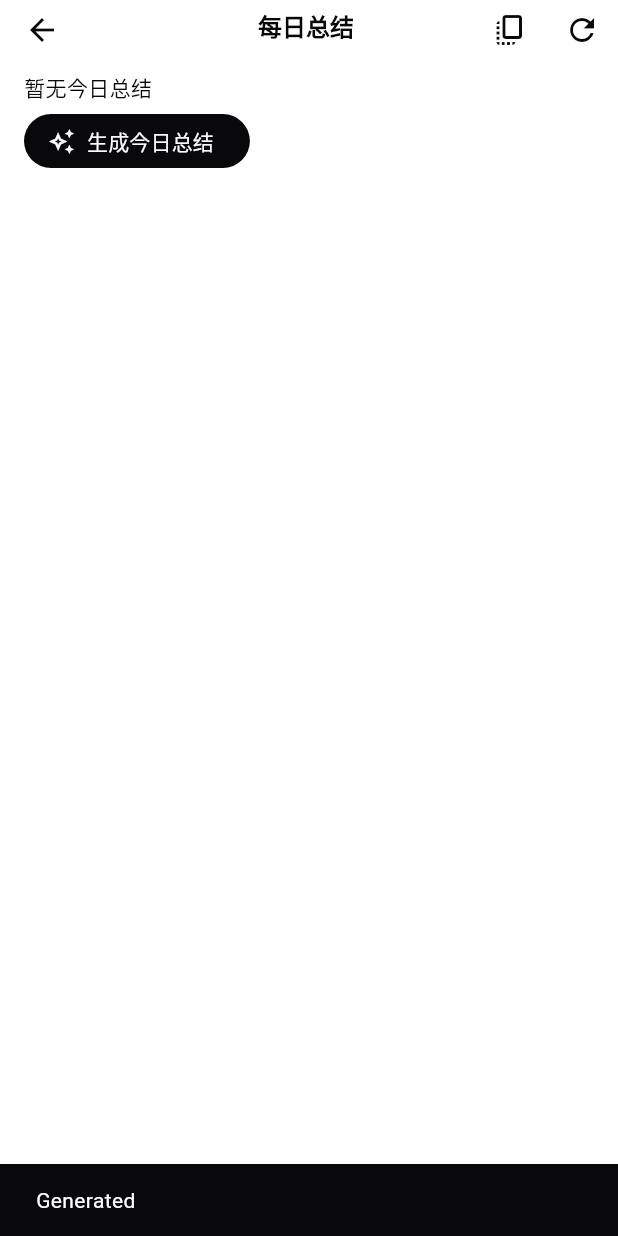
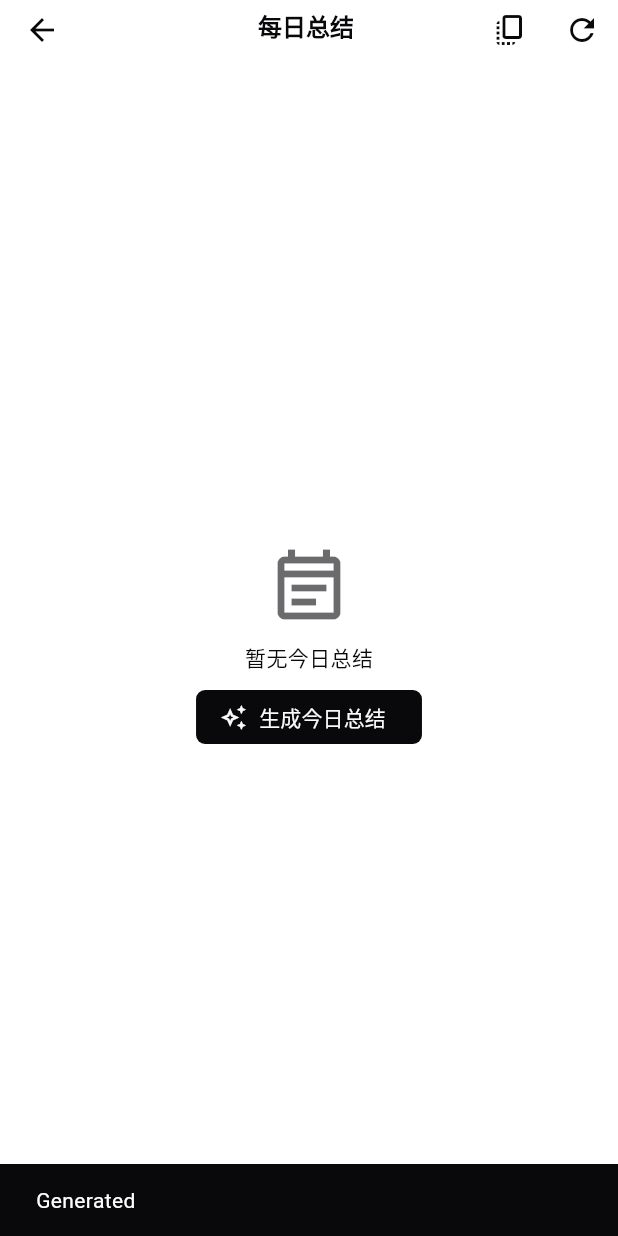
Before and after one commit to 2977094657/ScreenMemo, a Flutter app: the DailySummaryPage screen opened directly with empty values, after a tap on "生成今日总结", on a phone screen of 412 x 824 dp. Run offline on Flutter 3.47's test engine with Material 3 defaults, Android fonts, the phone set to English and light mode, and no system bars; our stand-ins replace file_picker, flutter_markdown, permission_handler, photo_view, shared_preferences, sqflite; missing offline and left inert: installed_apps; accounts and stored records are empty.

Commit message:
style(ui): 优化每日总结页面布局与时间轴入口显示
- 新增Markdown布局规范化函数，确保标题和段落正确渲染
- 优化空状态页面设计，增加图标和居中布局
- 调整时间轴中每日总结入口，支持所有日期而非仅今日
- 统一文案表述，从今日总结改为每日总结

```diff
--- a/lib/pages/daily_summary_page.dart
+++ b/lib/pages/daily_summary_page.dart
@@ -80,14 +80,64 @@ class _DailySummaryPageState extends State<DailySummaryPage> {
     return raw.toLowerCase() == 'null' ? '' : raw;
   }
 
+  // 规范 Markdown 段落与小标题：为“## …”以及以“**…**:”/“**…**：”开头的行
+  // 自动补充必要的空行，以确保它们作为独立段落/小节渲染
+  String _fixMarkdownLayout(String input) {
+    if (input.trim().isEmpty) return input;
+    final lines = input.replaceAll('\r\n', '\n').replaceAll('\r', '\n').split('\n');
+    final out = <String>[];
+    bool lastWasBlank = true;
+    final headingRe = RegExp(r'^\s{0,3}#{1,6}\s');
+    final boldSubtitleRe = RegExp(r'^\s*\*\*[^*\n]+\*\*[:：]');
 
+    for (int i = 0; i < lines.length; i++) {
+      final line = lines[i];
+      final trimmed = line.trimRight();
+      final isHeading = headingRe.hasMatch(trimmed);
+      final isBoldSubtitle = boldSubtitleRe.hasMatch(trimmed);
 
+      // 确保在小节/标题前有一个空行
+      if ((isHeading || isBoldSubtitle) && !lastWasBlank && out.isNotEmpty && out.last.trim().isNotEmpty) {
+        out.add('');
+        lastWasBlank = true;
+      }
+
+      out.add(line);
+
+      // 确保标题行后有空行（若下一行非空）
+      if (isHeading) {
+        final next = (i + 1 < lines.length) ? lines[i + 1] : null;
+        if (next != null && next.trim().isNotEmpty) {
+          out.add('');
+          lastWasBlank = true;
+          continue;
+        }
+      }
+
+      lastWasBlank = line.trim().isEmpty;
+    }
+
+    // 规范连续空行（最多保留一行）
+    final normalized = <String>[];
+    for (final l in out) {
+      if (l.trim().isEmpty) {
+        if (normalized.isEmpty || normalized.last.trim().isEmpty) {
+          normalized.add('');
+        } else {
+          normalized.add('');
+        }
+      } else {
+        normalized.add(l);
+      }
+    }
+    return normalized.join('\n');
+  }
 
   @override
   Widget build(BuildContext context) {
     final dateKey = widget.dateKey;
     final title = '每日总结 $dateKey';
-    final md = _extractDailySummaryText();
+    final md = _fixMarkdownLayout(_extractDailySummaryText());
 
     return Scaffold(
       appBar: AppBar(
@@ -119,25 +169,42 @@ class _DailySummaryPageState extends State<DailySummaryPage> {
       ),
       body: _loading
           ? const Center(child: CircularProgressIndicator(strokeWidth: 2))
-          : SingleChildScrollView(
+          : md.isEmpty
+              ? Center(
+                  child: Padding(
                     padding: const EdgeInsets.symmetric(horizontal: AppTheme.spacing4, vertical: AppTheme.spacing3),
-              child: md.isEmpty
-                  ? Column(
-                      crossAxisAlignment: CrossAxisAlignment.start,
+                    child: Column(
+                      mainAxisSize: MainAxisSize.min,
+                      crossAxisAlignment: CrossAxisAlignment.center,
                       children: [
+                        Icon(
+                          Icons.event_note_outlined,
+                          size: 56,
+                          color: Theme.of(context).colorScheme.onSurfaceVariant.withOpacity(0.6),
+                        ),
+                        const SizedBox(height: AppTheme.spacing2),
                         const Text('暂无今日总结'),
-                        const SizedBox(height: 8),
+                        const SizedBox(height: AppTheme.spacing3),
                         SizedBox(
                           height: 36,
                           child: FilledButton.icon(
                             onPressed: () => _generate(force: true),
+                            style: FilledButton.styleFrom(
+                              shape: RoundedRectangleBorder(
+                                borderRadius: BorderRadius.circular(AppTheme.radiusMd),
+                              ),
+                            ),
                             icon: const Icon(Icons.auto_awesome_outlined, size: 18),
                             label: const Text('生成今日总结'),
                           ),
                         ),
                       ],
+                    ),
+                  ),
                 )
-                  : MarkdownBody(
+              : SingleChildScrollView(
+                  padding: const EdgeInsets.symmetric(horizontal: AppTheme.spacing4, vertical: AppTheme.spacing3),
+                  child: MarkdownBody(
                     data: md,
                     styleSheet: MarkdownStyleSheet.fromTheme(Theme.of(context)).copyWith(
                       p: Theme.of(context).textTheme.bodyMedium,
--- a/lib/pages/segment_status_page.dart
+++ b/lib/pages/segment_status_page.dart
@@ -541,7 +541,7 @@ class _SegmentTimelineTabView extends StatelessWidget {
                     children: [
                       activeHeader,
                       const SizedBox(height: 8),
-                      if (k == todayKey) _buildDailyEntryCard(context, k),
+                      _buildDailyEntryCard(context, k),
                       ...List.generate((grouped[k] ?? const <Map<String, dynamic>>[]).length, (i) => _SegmentEntryCard(
                             segment: grouped[k]![i],
                             isLast: i == grouped[k]!.length - 1,
@@ -594,8 +594,8 @@ class _SegmentTimelineTabView extends StatelessWidget {
     return Card(
       child: ListTile(
         leading: const Icon(Icons.event_note_outlined),
-        title: const Text('今日总结'),
-        subtitle: const Text('查看或生成当日总结'),
+        title: const Text('每日总结'),
+        subtitle: const Text('查看或生成该日总结'),
         trailing: const Icon(Icons.chevron_right),
         onTap: () {
           Navigator.of(context).push(
```
Lines whose indentation alone changed are shown as unchanged.
